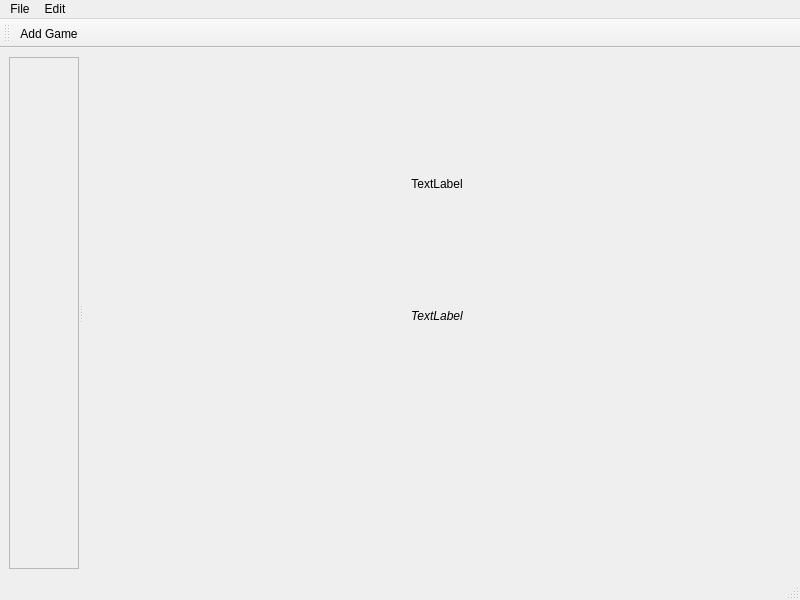
Qt form UI/windows/QuestsMainWindow.ui (LydP/Quest-Lists) before a commit.
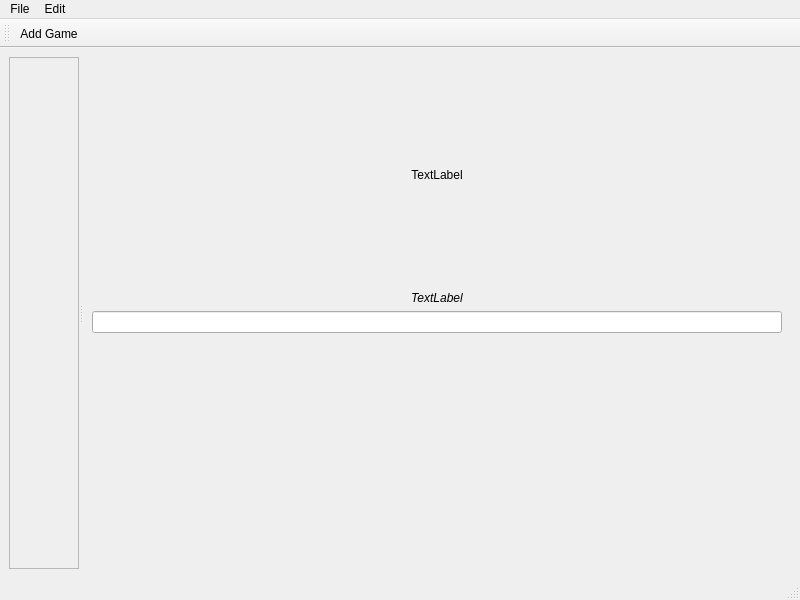
The same form after that commit. The open tabs and pages were chosen to show the change.

Commit message: Added the ability to change game names and save the new names to the database.

Diff of the .ui file:
```diff
--- a/UI/windows/QuestsMainWindow.ui
+++ b/UI/windows/QuestsMainWindow.ui
@@ -114,6 +114,9 @@
            </property>
           </widget>
          </item>
+         <item>
+          <widget class="QLineEdit" name="renameGameLineEdit"/>
+         </item>
          <item>
           <spacer name="verticalSpacer">
            <property name="orientation">
```
Left out of the diff: 10 changed lines with no effect on the pictures. The commit also changes 3 other files.
